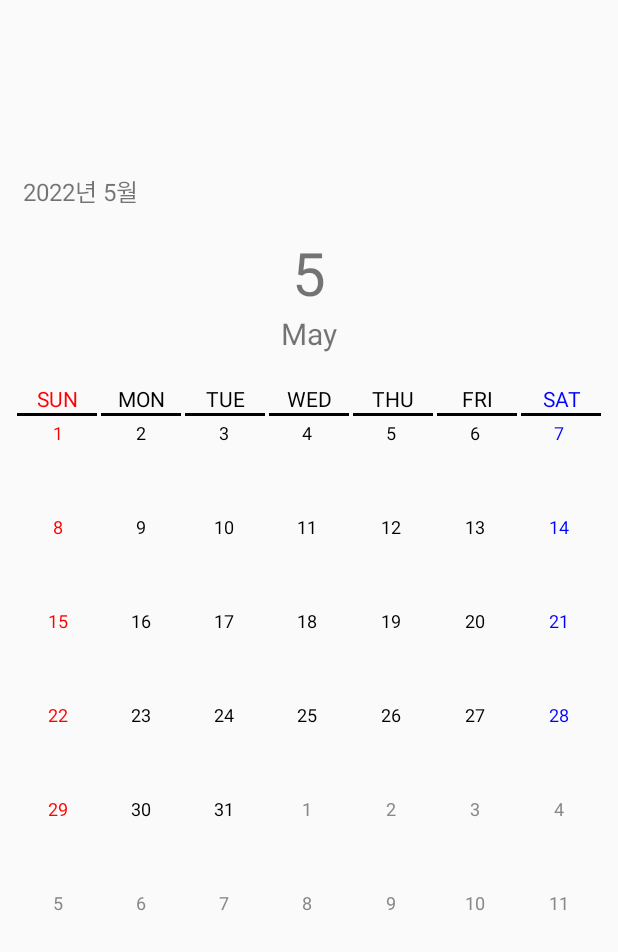
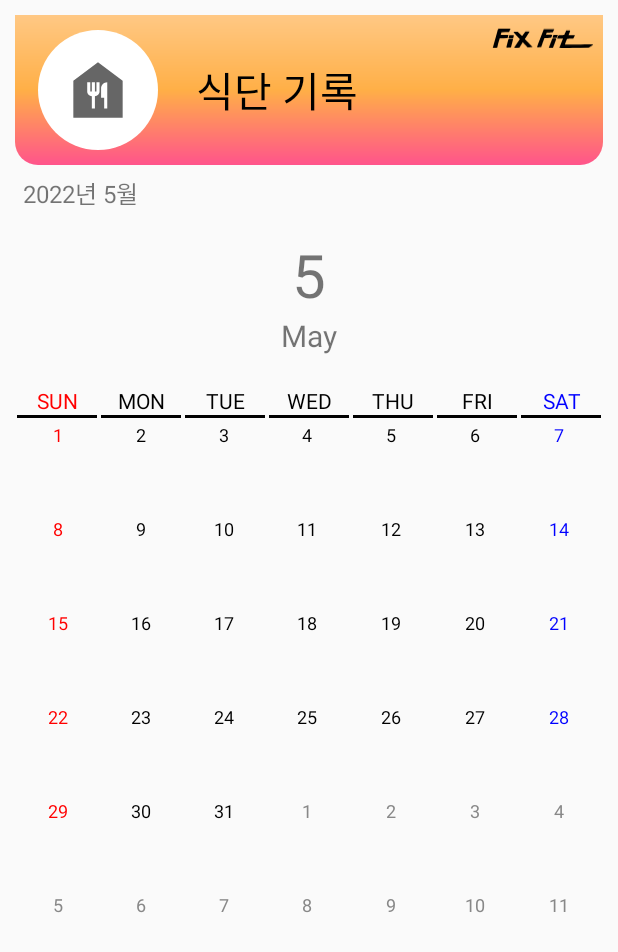
Before and after one commit to yeon7485/FixFit, an Android app: the DietScheduleActivity screen opened directly, with no data from a screen before it, on a phone screen of 412 x 824 dp. Shown: the top 952 px of the screen. Run offline under Robolectric (Android 15) with nearby library versions, the phone set to English and light mode, and no system bars.

Commit message:
Todo 연결

```diff
--- a/app/src/main/java/com/example/fixfit/MainActivity.java
+++ b/app/src/main/java/com/example/fixfit/MainActivity.java
@@ -44,14 +44,12 @@ public class MainActivity extends AppCompatActivity {
                 case R.id.action_guide:
                     transaction.replace(R.id.frameLayout, fragGuide).commitAllowingStateLoss();
                     break;
-/*
-                리스트랑 날씨쪽 xml만들어야해요
 
                 case R.id.action_list:
-                    transaction.replace(R.id.frameLayout, fraList).commitAllowingStateLoss();
+                    Intent intent2 = new Intent(MainActivity.this, ToDoRoutineActivity.class);
+                    startActivity(intent2);
                     break;
 
- */
                 case R.id.action_weather:
                     Intent intent = new Intent(MainActivity.this, WeatherActivity.class);
                     startActivity(intent);
--- /dev/null
+++ b/app/src/main/res/drawable/ic_baseline_food_bank_24.xml
@@ -0,0 +1,10 @@
+<vector xmlns:android="http://schemas.android.com/apk/res/android"
+    android:width="24dp"
+    android:height="24dp"
+    android:viewportWidth="24"
+    android:viewportHeight="24"
+    android:tint="?attr/colorControlNormal">
+  <path
+      android:fillColor="@android:color/white"
+      android:pathData="M12,3L4,9v12h16V9L12,3zM12.5,12.5c0,0.83 -0.67,1.5 -1.5,1.5v4h-1v-4c-0.83,0 -1.5,-0.67 -1.5,-1.5v-3h1v3H10v-3h1v3h0.5v-3h1V12.5zM15,18h-1v-3.5h-1v-3c0,-1.1 0.9,-2 2,-2V18z"/>
+</vector>
--- a/app/src/main/res/layout/activity_diet_schedule.xml
+++ b/app/src/main/res/layout/activity_diet_schedule.xml
@@ -7,9 +7,57 @@
     android:orientation="vertical">
 
     <!-- 남는 자리 -->
+    <LinearLayout
+        android:layout_width="match_parent"
+        android:layout_height="100dp"
+        android:background="@drawable/title_bar">
+
+        <FrameLayout
+            android:layout_width="wrap_content"
+            android:layout_height="match_parent"
+            android:layout_marginHorizontal="15dp"
+            android:layout_marginVertical="10dp">
+
+            <ImageView
+                android:layout_width="80dp"
+                android:layout_height="80dp"
+                android:background="@drawable/oval_style" />
+
+            <ImageView
+                android:layout_width="80dp"
+                android:layout_height="60dp"
+                android:layout_marginVertical="10dp"
+                android:padding="5dp"
+                android:src="@drawable/ic_baseline_food_bank_24"/>
+        </FrameLayout>
+
+        <TextView
+            android:layout_width="wrap_content"
+            android:layout_height="match_parent"
+            android:layout_marginLeft="10dp"
+            android:fontFamily="@font/cafe24_ssurround"
+            android:gravity="center"
+            android:text="식단 기록"
+            android:textColor="@color/black"
+            android:textSize="27sp" />
+
+        <View
+            android:layout_width="0dp"
+            android:layout_height="0dp"
+            android:layout_weight="1" />
+
+        <ImageView
+            android:layout_width="70dp"
+            android:layout_height="30dp"
+            android:layout_gravity="right"
+            android:layout_marginEnd="5dp"
+            android:src="@drawable/ic_logo_fixfit"/>
+
+    </LinearLayout>
+
     <View
         android:layout_width="match_parent"
-        android:layout_height="100dp"/>
+        android:layout_height="1dp"/>
 
     <TextView
         android:id="@+id/frag_schedule_time"
```
